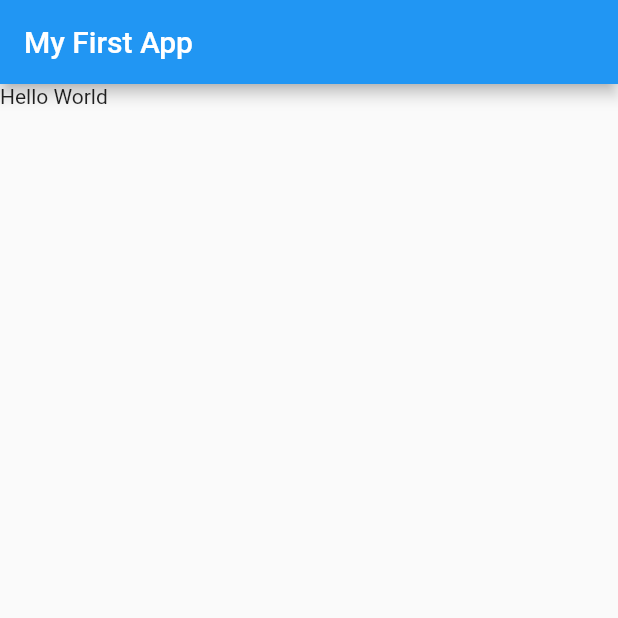
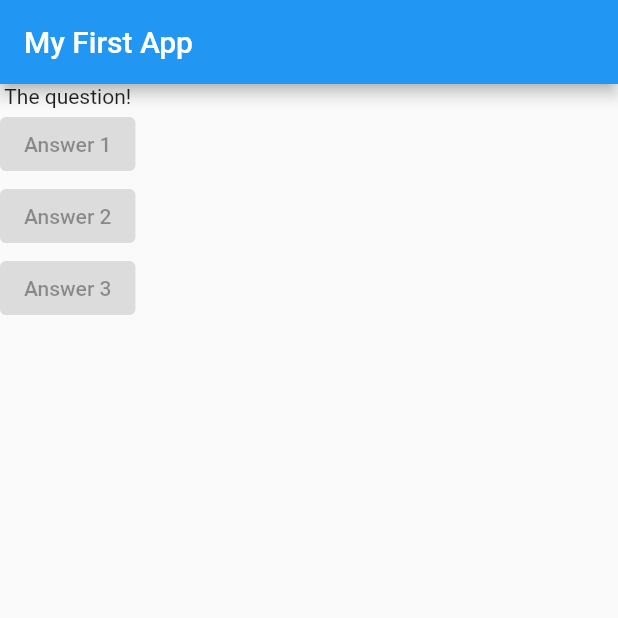
Before and after one commit to JesusMF23/course-repo, a Flutter app: the screen it shows after launch, on a phone screen of 412 x 824 dp, the top half of it. Run offline on Flutter 3.47's test engine with Material 2 defaults, Android fonts, the phone set to English and light mode, and no system bars.

Commit message:
session 30

```diff
--- a/my_app_1/flutter_application_1/lib/main.dart
+++ b/my_app_1/flutter_application_1/lib/main.dart
@@ -8,14 +8,36 @@ void main() => runApp(MyApp()); // shortcut to make code cleaner
 
 class MyApp extends StatelessWidget {
   @override // Override the default build method, we ovverride the build method to return a widget of our own
+  // ignore: dead_code, dead_code
   Widget build(BuildContext context) {
+    var questions = [
+      "What's your favorite color?",
+      "What's your favorite animal?",
+      "What's your favorite food?"
+    ];
     return MaterialApp(
       home: Scaffold(
         appBar: AppBar(
           title: const Text("My First App"),
         ),
-        body: const Text("Hello World"),
+        body: Column(
+          children: const [
+            Text("The question!"),
+            ElevatedButton(
+              onPressed: null,
+              child: Text("Answer 1"), // content inside the button
+            ),
+            ElevatedButton(
+              onPressed: null,
+              child: Text("Answer 2"), // content inside the button
+            ),
+            ElevatedButton(
+              onPressed: null,
+              child: Text("Answer 3"), // content inside the button
+            ),
+          ],
+        ),
       ),
-    );
+    ); // body only admits 1 widget
   }
 }
```
